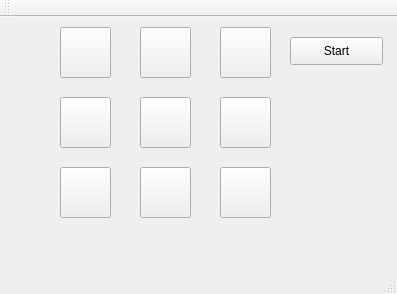
Qt form mainwindow.ui (Sefjor/x_and_0) before a commit.
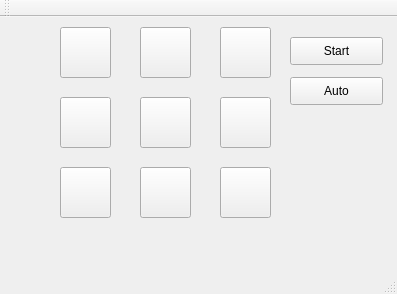
The same form after that commit.

Diff of the .ui file:
```diff
--- a/mainwindow.ui
+++ b/mainwindow.ui
@@ -216,6 +216,19 @@
      <string>Start</string>
     </property>
    </widget>
+   <widget class="QPushButton" name="automatch">
+    <property name="geometry">
+     <rect>
+      <x>290</x>
+      <y>60</y>
+      <width>93</width>
+      <height>28</height>
+     </rect>
+    </property>
+    <property name="text">
+     <string>Auto</string>
+    </property>
+   </widget>
   </widget>
   <widget class="QMenuBar" name="menuBar">
    <property name="geometry">
```
